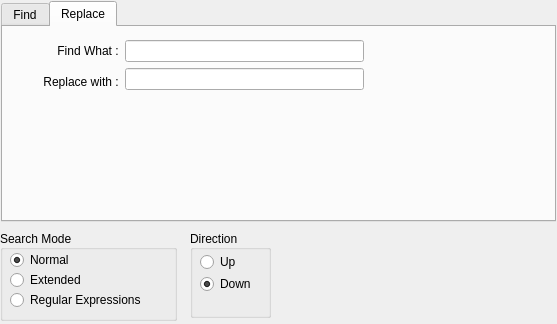
First picture: the form in src/frmsrchreplace.ui, repository notepadqq/notepadqq, before the edit.
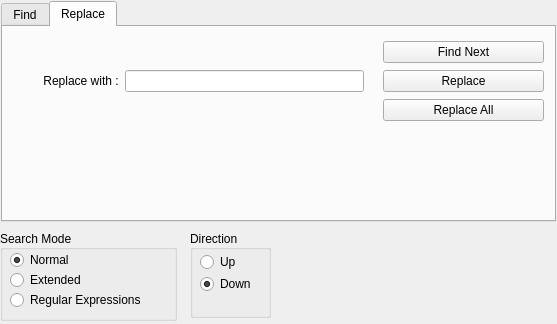
Second picture: the form after the edit. The open tabs and pages were chosen to show the change.

Commit message: Find Next/Previous menu actions added, replace functionality.

Patch:
```diff
--- a/src/frmsrchreplace.ui
+++ b/src/frmsrchreplace.ui
@@ -185,9 +185,9 @@
      <property name="geometry">
       <rect>
        <x>10</x>
-       <y>10</y>
+       <y>40</y>
        <width>351</width>
-       <height>58</height>
+       <height>28</height>
       </rect>
      </property>
      <layout class="QHBoxLayout" name="hz_params_r">
@@ -202,16 +202,6 @@
         <property name="leftMargin">
          <number>30</number>
         </property>
-        <item>
-         <widget class="QLabel" name="lbl_findWhat_r">
-          <property name="text">
-           <string>Find What : </string>
-          </property>
-          <property name="alignment">
-           <set>Qt::AlignRight|Qt::AlignTrailing|Qt::AlignVCenter</set>
-          </property>
-         </widget>
-        </item>
         <item>
          <widget class="QLabel" name="label">
           <property name="text">
@@ -226,13 +216,6 @@
       </item>
       <item>
        <layout class="QVBoxLayout" name="vt_params2_r">
-        <item>
-         <widget class="QLineEdit" name="edt_findWhat_r">
-          <property name="mouseTracking">
-           <bool>true</bool>
-          </property>
-         </widget>
-        </item>
         <item>
          <widget class="QLineEdit" name="edt_replaceWith_r"/>
         </item>
@@ -240,6 +223,45 @@
       </item>
      </layout>
     </widget>
+    <widget class="QWidget" name="formLayoutWidget_3">
+     <property name="geometry">
+      <rect>
+       <x>380</x>
+       <y>10</y>
+       <width>161</width>
+       <height>89</height>
+      </rect>
+     </property>
+     <layout class="QVBoxLayout" name="vt_action_2">
+      <property name="spacing">
+       <number>3</number>
+      </property>
+      <item>
+       <widget class="QPushButton" name="btn_findNext_r">
+        <property name="text">
+         <string>Find Next</string>
+        </property>
+        <property name="default">
+         <bool>false</bool>
+        </property>
+       </widget>
+      </item>
+      <item>
+       <widget class="QPushButton" name="btn_replace">
+        <property name="text">
+         <string>Replace</string>
+        </property>
+       </widget>
+      </item>
+      <item>
+       <widget class="QPushButton" name="btn_replaceAll">
+        <property name="text">
+         <string>Replace All</string>
+        </property>
+       </widget>
+      </item>
+     </layout>
+    </widget>
    </widget>
   </widget>
   <widget class="QGroupBox" name="gb_srchmode">
```
Left out of the diff: 10 changed lines with no effect on the pictures. The commit also changes 7 other files.
